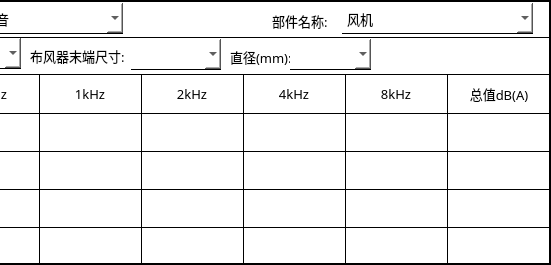
Qt form NoiseCalSoft/roomCal/roomcaltable.ui (haobana/NoiCal) before a commit; both pictures show x 480 to 1031 and y 0 to 265 of the 1031 by 265 pixel window.
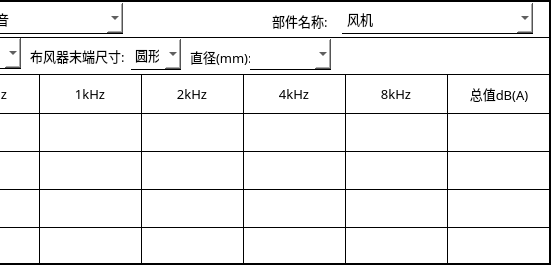
The same form after that commit. The open tabs and pages were chosen to show the change.

Diff of the .ui file:
```diff
--- a/NoiseCalSoft/roomCal/roomcaltable.ui
+++ b/NoiseCalSoft/roomCal/roomcaltable.ui
@@ -910,7 +910,7 @@
       <rect>
        <x>610</x>
        <y>1</y>
-       <width>91</width>
+       <width>51</width>
        <height>31</height>
       </rect>
      </property>
@@ -924,6 +924,16 @@
       <string notr="true">border:none;
 border-bottom:1px solid black;</string>
      </property>
+     <item>
+      <property name="text">
+       <string>圆形</string>
+      </property>
+     </item>
+     <item>
+      <property name="text">
+       <string>方形</string>
+      </property>
+     </item>
     </widget>
     <widget class="QStackedWidget" name="stackedWidget_atten_noi_model">
      <property name="geometry">
@@ -1379,7 +1389,7 @@
     <widget class="QStackedWidget" name="stackedWidget_terminal_size">
      <property name="geometry">
       <rect>
-       <x>710</x>
+       <x>670</x>
        <y>0</y>
        <width>291</width>
        <height>36</height>
```
Left out of the diff: 6 changed lines with no effect on the pictures.
